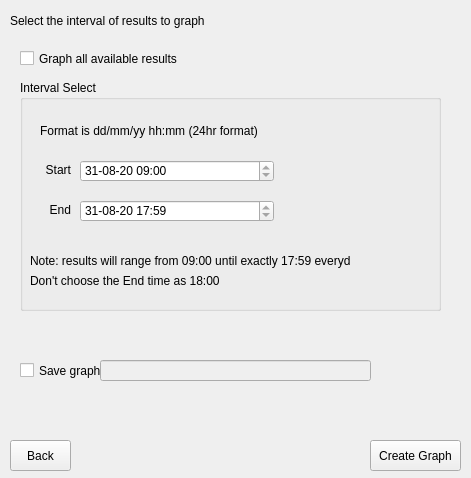
aziznal/spider-result-grapher, file ui/step2.ui: the form before one commit.
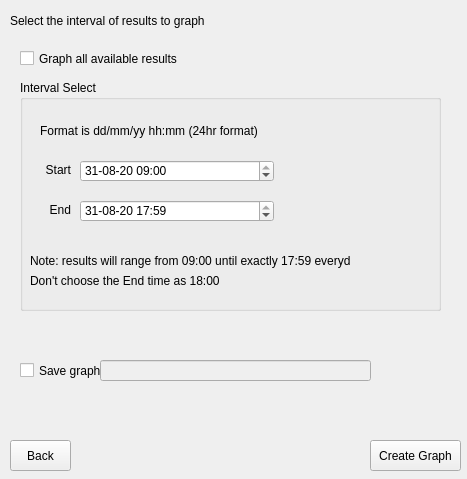
The form after the commit.

Diff of the .ui file:
```diff
--- a/ui/step2.ui
+++ b/ui/step2.ui
@@ -6,10 +6,22 @@
    <rect>
     <x>0</x>
     <y>0</y>
-    <width>471</width>
-    <height>478</height>
+    <width>467</width>
+    <height>479</height>
    </rect>
   </property>
+  <property name="minimumSize">
+   <size>
+    <width>467</width>
+    <height>479</height>
+   </size>
+  </property>
+  <property name="maximumSize">
+   <size>
+    <width>467</width>
+    <height>479</height>
+   </size>
+  </property>
   <property name="windowTitle">
    <string>Choose Time Interval</string>
   </property>
@@ -147,7 +159,7 @@
      </property>
      <property name="minimumDate">
       <date>
-       <year>2020</year>
+       <year>1999</year>
        <month>8</month>
        <day>31</day>
       </date>
@@ -202,9 +214,19 @@
        <second>0</second>
       </time>
      </property>
+     <property name="minimumDateTime">
+      <datetime>
+       <hour>9</hour>
+       <minute>0</minute>
+       <second>0</second>
+       <year>1999</year>
+       <month>8</month>
+       <day>31</day>
+      </datetime>
+     </property>
      <property name="minimumDate">
       <date>
-       <year>2020</year>
+       <year>1999</year>
        <month>8</month>
        <day>31</day>
       </date>
```
